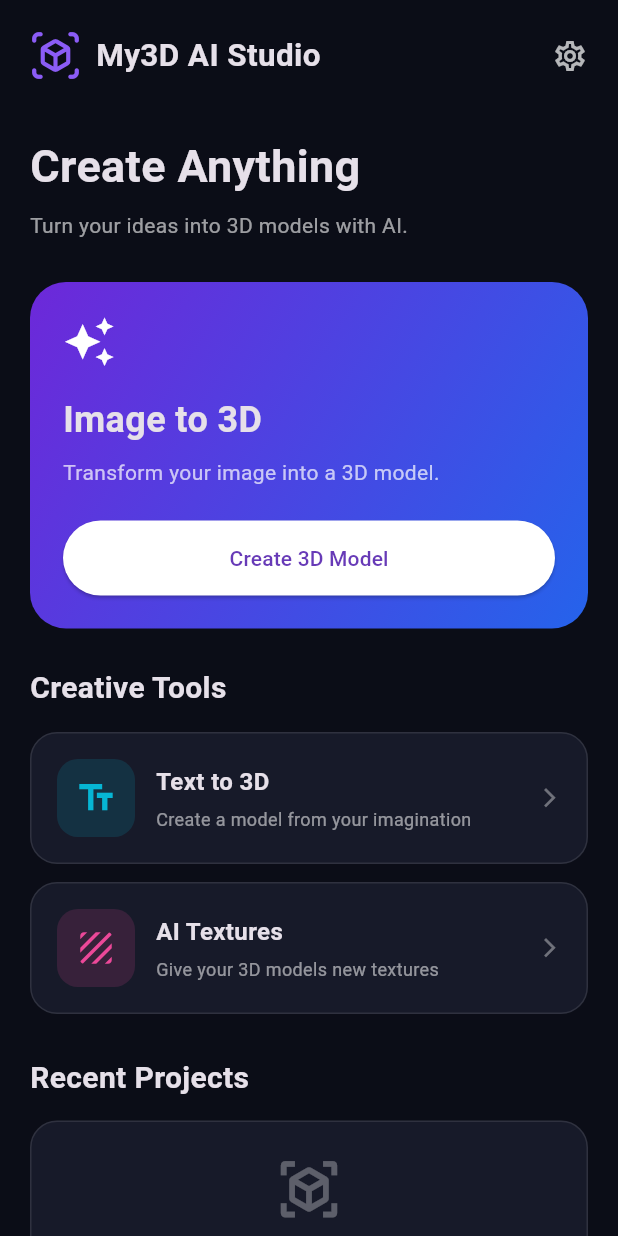
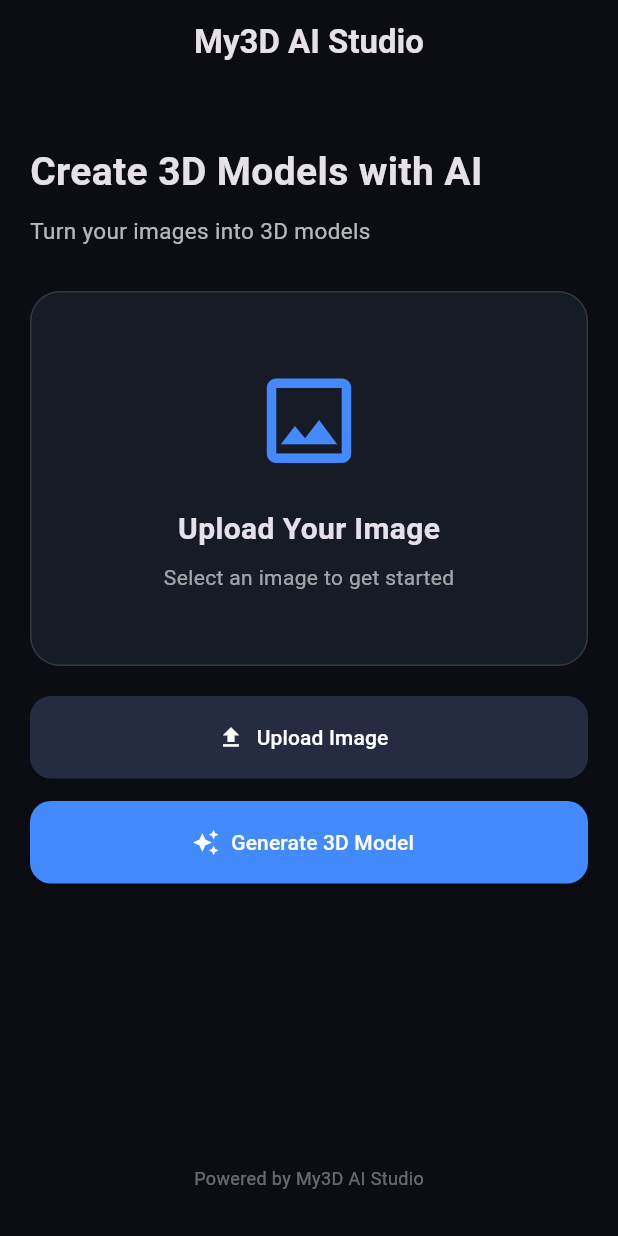
Before and after one commit to indranagendra822-sketch/my3d-ai-studio, a Flutter app: the screen it shows after launch, on a phone screen of 412 x 824 dp. Run offline on Flutter 3.47's test engine with Material 3 defaults, Android fonts, the phone set to English and light mode, and no system bars.

Commit message:
Update main.dart

```diff
--- a/lib/main.dart
+++ b/lib/main.dart
@@ -1,4 +1,3 @@
-
 import 'package:flutter/material.dart';
 
 void main() {
@@ -25,264 +24,143 @@ class HomeScreen extends StatelessWidget {
   @override
   Widget build(BuildContext context) {
     return Scaffold(
-      backgroundColor: const Color(0xFF0B0D17),
-      body: SafeArea(
-        child: SingleChildScrollView(
+      backgroundColor: const Color(0xFF0B0D12),
+      appBar: AppBar(
+        backgroundColor: const Color(0xFF0B0D12),
+        title: const Text(
+          'My3D AI Studio',
+          style: TextStyle(fontWeight: FontWeight.bold),
+        ),
+        centerTitle: true,
+      ),
+      body: Padding(
         padding: const EdgeInsets.all(20),
         child: Column(
           crossAxisAlignment: CrossAxisAlignment.start,
           children: [
-              // App Header
-              Row(
-                children: [
-                  const Icon(
-                    Icons.view_in_ar_rounded,
-                    color: Color(0xFF8B5CF6),
-                    size: 34,
-                  ),
-                  const SizedBox(width: 10),
-                  const Expanded(
-                    child: Text(
-                      'My3D AI Studio',
+            const SizedBox(height: 20),
+
+            const Text(
+              'Create 3D Models with AI',
               style: TextStyle(
-                        fontSize: 21,
+                fontSize: 26,
                 fontWeight: FontWeight.bold,
               ),
             ),
+
+            const SizedBox(height: 10),
+
+            const Text(
+              'Turn your images into 3D models',
+              style: TextStyle(
+                color: Colors.white70,
+                fontSize: 15,
               ),
-                  const Icon(Icons.settings_outlined,
-                      color: Colors.white70),
-                ],
             ),
 
-              const SizedBox(height: 35),
+            const SizedBox(height: 30),
 
-              // Welcome Text
-              const Text(
-                'Create Anything',
+            Container(
+              width: double.infinity,
+              height: 250,
+              decoration: BoxDecoration(
+                color: const Color(0xFF171B26),
+                borderRadius: BorderRadius.circular(20),
+                border: Border.all(
+                  color: Colors.white12,
+                ),
+              ),
+              child: const Column(
+                mainAxisAlignment: MainAxisAlignment.center,
+                children: [
+                  Icon(
+                    Icons.image_outlined,
+                    size: 75,
+                    color: Colors.blueAccent,
+                  ),
+                  SizedBox(height: 20),
+                  Text(
+                    'Upload Your Image',
                     style: TextStyle(
-                  fontSize: 30,
+                      fontSize: 20,
                       fontWeight: FontWeight.bold,
                     ),
                   ),
-              const SizedBox(height: 8),
-              const Text(
-                'Turn your ideas into 3D models with AI.',
+                  SizedBox(height: 8),
+                  Text(
+                    'Select an image to get started',
                     style: TextStyle(color: Colors.white60),
-              ),
-
-              const SizedBox(height: 28),
-
-              // Image to 3D Card
-              Container(
-                width: double.infinity,
-                padding: const EdgeInsets.all(22),
-                decoration: BoxDecoration(
-                  borderRadius: BorderRadius.circular(24),
-                  gradient: const LinearGradient(
-                    colors: [
-                      Color(0xFF6D28D9),
-                      Color(0xFF2563EB),
-                    ],
-                    begin: Alignment.topLeft,
-                    end: Alignment.bottomRight,
-                  ),
-                ),
-                child: Column(
-                  crossAxisAlignment: CrossAxisAlignment.start,
-                  children: [
-                    const Icon(
-                      Icons.auto_awesome,
-                      size: 35,
-                      color: Colors.white,
-                    ),
-                    const SizedBox(height: 18),
-                    const Text(
-                      'Image to 3D',
-                      style: TextStyle(
-                        fontSize: 24,
-                        fontWeight: FontWeight.bold,
-                      ),
-                    ),
-                    const SizedBox(height: 8),
-                    const Text(
-                      'Transform your image into a 3D model.',
-                      style: TextStyle(color: Colors.white70),
-                    ),
-                    const SizedBox(height: 22),
-                    SizedBox(
-                      width: double.infinity,
-                      child: ElevatedButton(
-                        onPressed: () {
-                          ScaffoldMessenger.of(context).showSnackBar(
-                            const SnackBar(
-                              content: Text(
-                                'Image to 3D will be added soon!',
-                              ),
-                            ),
-                          );
-                        },
-                        style: ElevatedButton.styleFrom(
-                          backgroundColor: Colors.white,
-                          foregroundColor: Colors.deepPurple,
-                          padding: const EdgeInsets.symmetric(
-                            vertical: 15,
-                          ),
-                        ),
-                        child: const Text('Create 3D Model'),
-                      ),
                   ),
                 ],
               ),
             ),
 
-              const SizedBox(height: 25),
+            const SizedBox(height: 20),
 
-              // Tools Title
-              const Text(
-                'Creative Tools',
-                style: TextStyle(
-                  fontSize: 20,
-                  fontWeight: FontWeight.bold,
+            SizedBox(
+              width: double.infinity,
+              height: 55,
+              child: ElevatedButton.icon(
+                onPressed: () {
+                  ScaffoldMessenger.of(context).showSnackBar(
+                    const SnackBar(
+                      content: Text('Image upload will be added soon!'),
+                    ),
+                  );
+                },
+                icon: const Icon(Icons.upload),
+                label: const Text('Upload Image'),
+                style: ElevatedButton.styleFrom(
+                  backgroundColor: const Color(0xFF252B40),
+                  foregroundColor: Colors.white,
+                  shape: RoundedRectangleBorder(
+                    borderRadius: BorderRadius.circular(14),
+                  ),
+                ),
               ),
             ),
 
             const SizedBox(height: 15),
 
-              // Text to 3D
-              _toolCard(
-                icon: Icons.text_fields,
-                title: 'Text to 3D',
-                subtitle: 'Create a model from your imagination',
-                color: const Color(0xFF06B6D4),
+            SizedBox(
+              width: double.infinity,
+              height: 55,
+              child: ElevatedButton.icon(
+                onPressed: () {
+                  ScaffoldMessenger.of(context).showSnackBar(
+                    const SnackBar(
+                      content: Text('3D Generation will be connected soon!'),
                     ),
-
-              const SizedBox(height: 12),
-
-              // AI Textures
-              _toolCard(
-                icon: Icons.texture,
-                title: 'AI Textures',
-                subtitle: 'Give your 3D models new textures',
-                color: const Color(0xFFEC4899),
+                  );
+                },
+                icon: const Icon(Icons.auto_awesome),
+                label: const Text('Generate 3D Model'),
+                style: ElevatedButton.styleFrom(
+                  backgroundColor: Colors.blueAccent,
+                  foregroundColor: Colors.white,
+                  shape: RoundedRectangleBorder(
+                    borderRadius: BorderRadius.circular(14),
                   ),
-
-              const SizedBox(height: 28),
-
-              // Recent Projects
-              const Text(
-                'Recent Projects',
-                style: TextStyle(
-                  fontSize: 20,
-                  fontWeight: FontWeight.bold,
+                ),
               ),
             ),
 
-              const SizedBox(height: 14),
+            const Spacer(),
 
-              Container(
-                width: double.infinity,
-                padding: const EdgeInsets.all(22),
-                decoration: BoxDecoration(
-                  color: const Color(0xFF171A29),
-                  borderRadius: BorderRadius.circular(18),
-                  border: Border.all(
-                    color: Colors.white10,
-                  ),
-                ),
-                child: const Column(
-                  children: [
-                    Icon(
-                      Icons.view_in_ar,
-                      size: 45,
-                      color: Colors.white30,
-                    ),
-                    SizedBox(height: 10),
-                    Text(
-                      'No projects yet',
-                      style: TextStyle(color: Colors.white70),
-                    ),
-                    SizedBox(height: 5),
-                    Text(
-                      'Your creations will appear here.',
+            const Center(
+              child: Text(
+                'Powered by My3D AI Studio',
                 style: TextStyle(
                   color: Colors.white38,
                   fontSize: 12,
                 ),
               ),
-                  ],
-                ),
             ),
 
-              const SizedBox(height: 25),
-
-              const Center(
-                child: Text(
-                  'MY3D AI STUDIO • VERSION 1.0',
-                  style: TextStyle(
-                    color: Colors.white30,
-                    fontSize: 11,
-                    letterSpacing: 1.5,
-                  ),
-                ),
-              ),
+            const SizedBox(height: 10),
           ],
-          ),
         ),
       ),
     );
   }
-
-  static Widget _toolCard({
-    required IconData icon,
-    required String title,
-    required String subtitle,
-    required Color color,
-  }) {
-    return Container(
-      padding: const EdgeInsets.all(17),
-      decoration: BoxDecoration(
-        color: const Color(0xFF171A29),
-        borderRadius: BorderRadius.circular(18),
-        border: Border.all(color: Colors.white10),
-      ),
-      child: Row(
-        children: [
-          Container(
-            padding: const EdgeInsets.all(12),
-            decoration: BoxDecoration(
-              color: color.withOpacity(0.15),
-              borderRadius: BorderRadius.circular(14),
-            ),
-            child: Icon(icon, color: color, size: 28),
-          ),
-          const SizedBox(width: 14),
-          Expanded(
-            child: Column(
-              crossAxisAlignment: CrossAxisAlignment.start,
-              children: [
-                Text(
-                  title,
-                  style: const TextStyle(
-                    fontWeight: FontWeight.bold,
-                    fontSize: 16,
-                  ),
-                ),
-                const SizedBox(height: 5),
-                Text(
-                  subtitle,
-                  style: const TextStyle(
-                    color: Colors.white54,
-                    fontSize: 12,
-                  ),
-                ),
-              ],
-            ),
-          ),
-          const Icon(Icons.arrow_forward_ios,
-              size: 15, color: Colors.white38),
-        ],
-      ),
-    );
 }
-}
```
Lines whose indentation alone changed are shown as unchanged.
